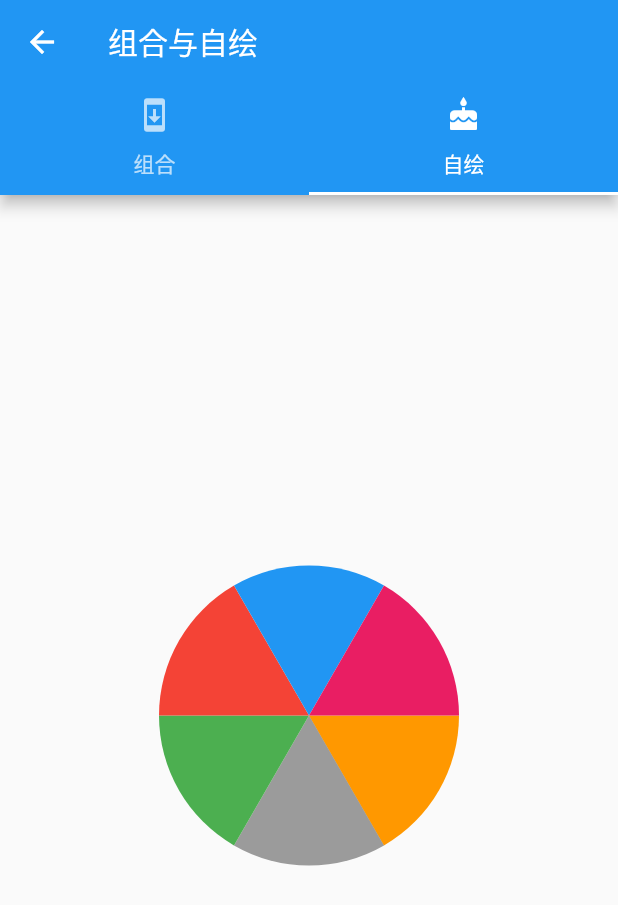
After one commit to geeklyc/flutterDemo, a Flutter app: the CombinationPage screen opened by its route, tab 2 chosen, on a phone screen of 412 x 824 dp. The commit adds this screen. Shown: the top 905 px of the screen. Run offline on Flutter 3.47's test engine with Material 2 defaults, Android fonts, the phone set to English and light mode, and no system bars; our stand-ins replace cached_network_image; network calls fail.

Commit message:
【新增】组合与自绘

```diff
--- /dev/null
+++ b/lib/CombinationPage.dart
@@ -0,0 +1,188 @@
+import 'package:flutter/material.dart';
+import 'dart:math';
+
+class UpdatedItemModel {
+  String appIcon;
+  String appName;
+  String appSize;
+  String appDate;
+  String appDescription;
+  String appVersion;
+  UpdatedItemModel({this.appIcon, this.appName, this.appSize, this.appDate, this.appDescription, this.appVersion});
+
+}
+
+class UpdatedItemWidget extends StatelessWidget {
+  final UpdatedItemModel model;
+  UpdatedItemWidget({Key key,this.model, this.onPressed}) : super(key: key);
+  final VoidCallback onPressed;
+
+  @override
+  Widget build(BuildContext context) {
+    //组合上下两部分
+    return Column(
+        children: <Widget>[
+          buildTopRow(context),
+          buildBottomRow(context)
+        ]);
+  }
+
+  //创建上半部分
+  Widget buildTopRow(BuildContext context) {
+    return Row(
+        children: <Widget>[
+          Padding(
+              padding: EdgeInsets.all(10),
+              child: ClipRRect(
+                  borderRadius: BorderRadius.circular(8.0),
+                  child: Image.network(model.appIcon, width: 80,height:80)
+              )
+          ),
+          Expanded(
+            child: Column(
+              mainAxisAlignment: MainAxisAlignment.center,
+              crossAxisAlignment: CrossAxisAlignment.start,
+              children: <Widget>[
+                Text(model.appName,maxLines: 1, overflow: TextOverflow.ellipsis, style: TextStyle(fontSize: 20, color: Color(0xFF8E8D92)),),
+                Text("${model.appDate}",maxLines: 1, overflow: TextOverflow.ellipsis,style: TextStyle(fontSize: 16, color: Color(0xFF8E8D92)),),
+
+              ],
+            ),
+          ),
+          Padding(
+            padding: EdgeInsets.fromLTRB(0,0,10,0),
+            child: FlatButton(
+              color: Color(0xFFF1F0F7),
+              highlightColor: Colors.blue[700],
+              colorBrightness: Brightness.dark,
+              child: Text("OPEN", style: TextStyle(color:Color(0xFF007AFE),fontWeight: FontWeight.bold),),
+              shape:RoundedRectangleBorder(borderRadius: BorderRadius.circular(20.0)),
+              onPressed: onPressed,
+            ),
+          )
+        ]);
+
+  }
+  //创建下半部分
+  Widget buildBottomRow(BuildContext context) {
+    return Padding(
+        padding: EdgeInsets.fromLTRB(15,0,15,0),
+        child: Column(
+            crossAxisAlignment: CrossAxisAlignment.start,
+            children: <Widget>[
+              Text(model.appDescription),
+              Padding(
+                  padding: EdgeInsets.fromLTRB(0,10,0,0),
+                  child: Text("${model.appVersion} • ${model.appSize} MB")
+              )
+            ]
+        )
+    );
+  }
+}
+
+// 饼图
+
+class WheelPainter extends CustomPainter {
+  // 设置画笔颜色
+  Paint getColoredPaint(Color color) {//根据颜色返回不同的画笔
+    Paint paint = Paint();//生成画笔
+    paint.color = color;//设置画笔颜色
+    return paint;
+  }
+
+  @override
+  void paint(Canvas canvas, Size size) {//绘制逻辑
+    double wheelSize = min(size.width,size.height)/2;//饼图的尺寸
+    double nbElem = 6;//分成6份
+    double radius = (2 * pi) / nbElem;//1/6圆
+    //包裹饼图这个圆形的矩形框
+    Rect boundingRect = Rect.fromCircle(center: Offset(wheelSize, wheelSize), radius: wheelSize);
+    // 每次画1/6个圆弧
+    canvas.drawArc(boundingRect, 0, radius, true, getColoredPaint(Colors.orange));
+    canvas.drawArc(boundingRect, radius, radius, true, getColoredPaint(Colors.black38));
+    canvas.drawArc(boundingRect, radius * 2, radius, true, getColoredPaint(Colors.green));
+    canvas.drawArc(boundingRect, radius * 3, radius, true, getColoredPaint(Colors.red));
+    canvas.drawArc(boundingRect, radius * 4, radius, true, getColoredPaint(Colors.blue));
+    canvas.drawArc(boundingRect, radius * 5, radius, true, getColoredPaint(Colors.pink));
+  }
+  // 判断是否需要重绘，这里我们简单的做下比较即可
+  @override
+  bool shouldRepaint(CustomPainter oldDelegate) => oldDelegate != this;
+}
+
+//将饼图包装成一个新的控件
+class Cake extends StatelessWidget {
+  @override
+  Widget build(BuildContext context) {
+    return CustomPaint(
+      size: Size(200, 200),
+      painter: WheelPainter(),
+    );
+  }
+}
+
+class CombinationPage extends StatefulWidget {
+  CombinationPage({Key key, this.title}) : super(key: key);
+  final String title;
+
+  State<StatefulWidget> createState() => _CombinationPage();
+}
+
+class _CombinationPage extends State<CombinationPage> with SingleTickerProviderStateMixin {
+  TabController _tabController;
+
+  @override
+  void initState() {
+    // TODO: implement initState
+    super.initState();
+    _tabController = new TabController(length: 2, vsync: this);
+  }
+
+  @override
+  void dispose() {
+    // TODO: implement dispose
+    _tabController.dispose();
+    super.dispose();
+  }
+
+  @override
+  Widget build(BuildContext context) {
+    _onPressed() {
+      print("点击按钮");
+    }
+
+    return new Scaffold(
+        appBar: AppBar(
+          title: Text(widget.title),
+          bottom: TabBar(
+            tabs: <Widget>[
+              Tab(icon: Icon(Icons.system_update), text: '组合',),
+              Tab(icon: Icon(Icons.cake), text: '自绘'),
+            ],
+            controller: _tabController,
+          ),
+        ),
+        body: TabBarView(
+          controller: _tabController,
+          children: <Widget>[
+            ListView(
+              children: <Widget>[
+                UpdatedItemWidget(model: UpdatedItemModel(
+                    appIcon: 'https://timgsa.baidu.com/timg?image&quality=80&size=b9999_10000&sec=1585154441711&di=595db7d1d0ae9f89077038613f2c41a0&imgtype=0&src=http%3A%2F%2Fimage.biaobaiju.com%2Fuploads%2F20180802%2F03%2F1533152912-BmPIzdDxuT.jpg',
+                    appDescription:"Thanks for using Google Maps! This release brings bug fixes that improve our product to help you discover new places and navigate to them.",
+                    appName: "Google Maps - Transit & Fond",
+                    appSize: "137.2",
+                    appVersion: "Version 5.19",
+                    appDate: "2019年6月5日"
+                ), onPressed: _onPressed,)
+              ],
+            ),
+            Center(
+              child: Cake(),
+            )
+          ],
+        )
+    );
+  }
+}
--- a/lib/HomePage.dart
+++ b/lib/HomePage.dart
@@ -57,6 +57,10 @@ class _HomePage extends State<HomePage> {
                 child: Text('Layout 使用'),
                 onPressed: () => Navigator.pushNamed(context, 'layoutPage'),
               ),
+              RaisedButton(
+                child: Text('组合与自绘 使用'),
+                onPressed: () => Navigator.pushNamed(context, 'combinationPage'),
+              ),
             ],
           )),
     );
--- a/lib/main.dart
+++ b/lib/main.dart
@@ -6,6 +6,7 @@ import 'package:flutterdemo/ListPage.dart';
 import 'package:flutterdemo/CustomScrollPage.dart';
 import 'package:flutterdemo/BasicPage.dart';
 import 'package:flutterdemo/LayoutPage.dart';
+import 'package:flutterdemo/CombinationPage.dart';
 
 void main() => runApp(MyApp());
 
@@ -24,6 +25,7 @@ class MyApp extends StatelessWidget {
         "customScrollPage": (context) => CustomScrollPage(),
         "basicPage": (context) => BasicPage(),
         "layoutPage": (context) => LayoutPage(),
+        "combinationPage": (context) => CombinationPage(title: '组合与自绘',),
       }, // 注册路由
       onUnknownRoute: (RouteSettings setting) => MaterialPageRoute(builder: (context) => UnknownPage()),
       home: HomePage(),
```
